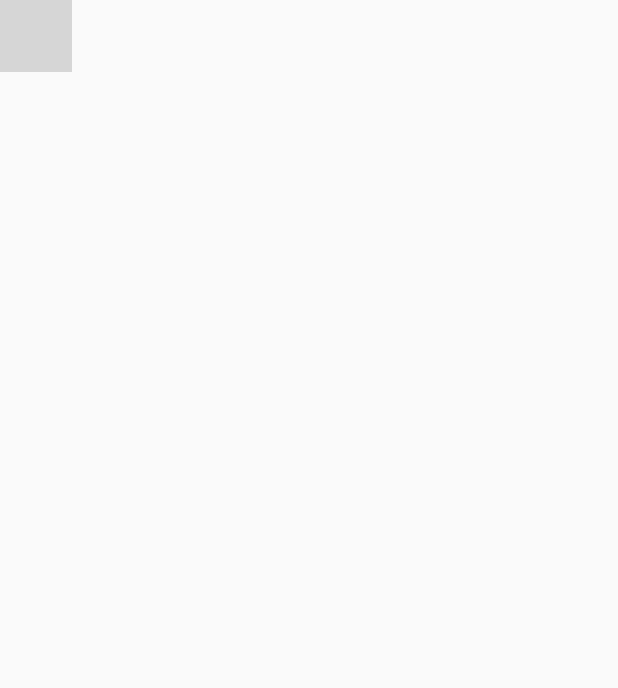
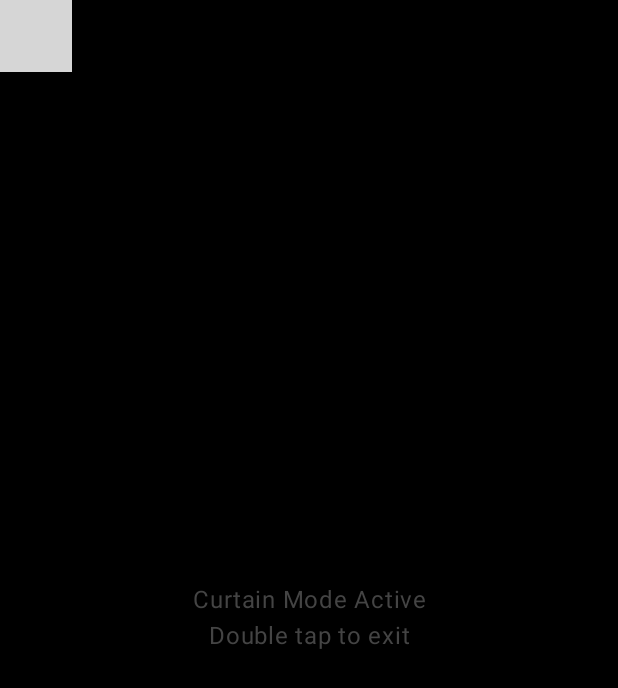
Before and after one commit to Amehran/BeMyEyes, an Android app built with Jetpack Compose: the CameraScreen screen opened through its navigation route, on a phone screen of 412 x 824 dp. Shown: the top 688 px of the screen. Run offline under Robolectric (Android 15) with nearby library versions, the phone set to English and light mode, and no system bars; our stand-ins replace Dagger/Hilt's generated code; libraries missing offline, so code that uses them is left out: androidx.camera.core, androidx.camera.lifecycle, androidx.camera.view; 1 statement that could not run was skipped; grey boxes are pictures that could not be loaded.

Commit message:
feat: implement Curtain Mode for battery saving and privacy - Add Curtain Mode toggle (Lock icon) to CameraScreen - Enable Curtain Mode by default (black screen, active detection) - Implement Double-Tap gesture to exit Curtain Mode - Fix button overlap issue with zIndex and status bar padding - Add visual indicator and instructions for Curtain Mode

```diff
--- a/app/src/main/java/com/amehran/bemyeyes/presentation/ui/camera/CameraScreen.kt
+++ b/app/src/main/java/com/amehran/bemyeyes/presentation/ui/camera/CameraScreen.kt
@@ -26,6 +26,15 @@ import androidx.compose.ui.platform.testTag
 import androidx.compose.ui.viewinterop.AndroidView
 import androidx.core.content.ContextCompat
 import androidx.hilt.navigation.compose.hiltViewModel
+import androidx.compose.foundation.gestures.detectTapGestures
+import androidx.compose.material.icons.Icons
+import androidx.compose.ui.zIndex
+import androidx.compose.foundation.shape.CircleShape
+import androidx.compose.material.icons.filled.Lock
+import androidx.compose.material3.Icon
+import androidx.compose.material3.IconButton
+import androidx.compose.ui.input.pointer.pointerInput
+import androidx.compose.ui.text.style.TextAlign
 import java.util.concurrent.ExecutorService
 import java.util.concurrent.Executors
 
@@ -48,14 +57,51 @@ fun CameraScreen(viewModel: CameraViewModel = hiltViewModel()) {
 
 
 
+    var isCurtainMode by remember { mutableStateOf(true) }
+
     if (hasCamPermission) {
         Box(modifier = Modifier.fillMaxSize()) {
             CameraPreview(context, lifecycleOwner, viewModel::detect)
 
-            // Visual Boxes Overlay
-            DetectionOverlay(detections = detections)
+            // Visual Boxes Overlay (Hide in curtain mode for true blackness? Or keep for debug? Hide is safer for privacy)
+            if (!isCurtainMode) {
+                DetectionOverlay(detections = detections)
 
-
+                // Privacy / Curtain Mode Button (Top Right)
+                IconButton(
+                    onClick = { isCurtainMode = true },
+                    modifier = Modifier
+                        .align(Alignment.TopEnd)
+                        .padding(top = 48.dp, end = 16.dp)
+                        .zIndex(1f) // Ensure button is always on top of detection layers
+                        .background(Color.Black.copy(alpha = 0.4f), shape = CircleShape)
+                ) {
+                    Icon(
+                        imageVector = Icons.Filled.Lock,
+                        contentDescription = "Enter Curtain Mode",
+                        tint = Color.White
+                    )
+                }
+            } else {
+                // Curtain Mode Overlay
+                Box(
+                    modifier = Modifier
+                        .fillMaxSize()
+                        .background(Color.Black)
+                        .pointerInput(Unit) {
+                            detectTapGestures(
+                                onDoubleTap = { isCurtainMode = false }
+                            )
+                        }
+                ) {
+                    Text(
+                        text = "Curtain Mode Active\nDouble tap to exit",
+                        color = Color.DarkGray,
+                        textAlign = TextAlign.Center,
+                        modifier = Modifier.align(Alignment.Center)
+                    )
+                }
+            }
         }
     }
 }
```
